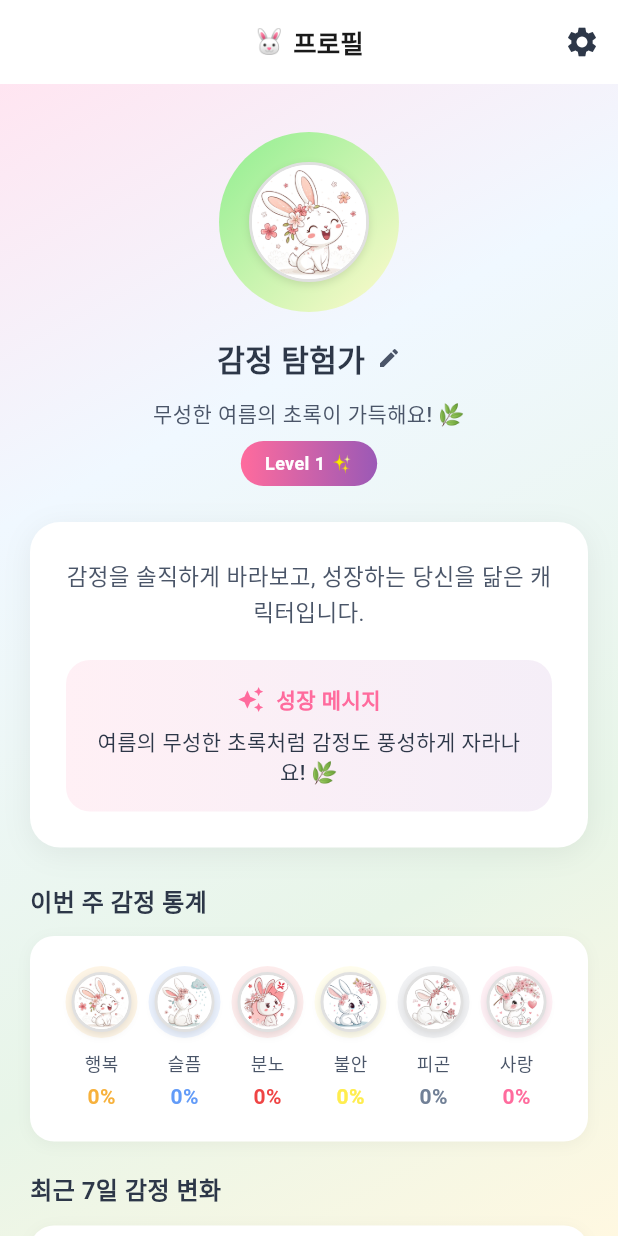
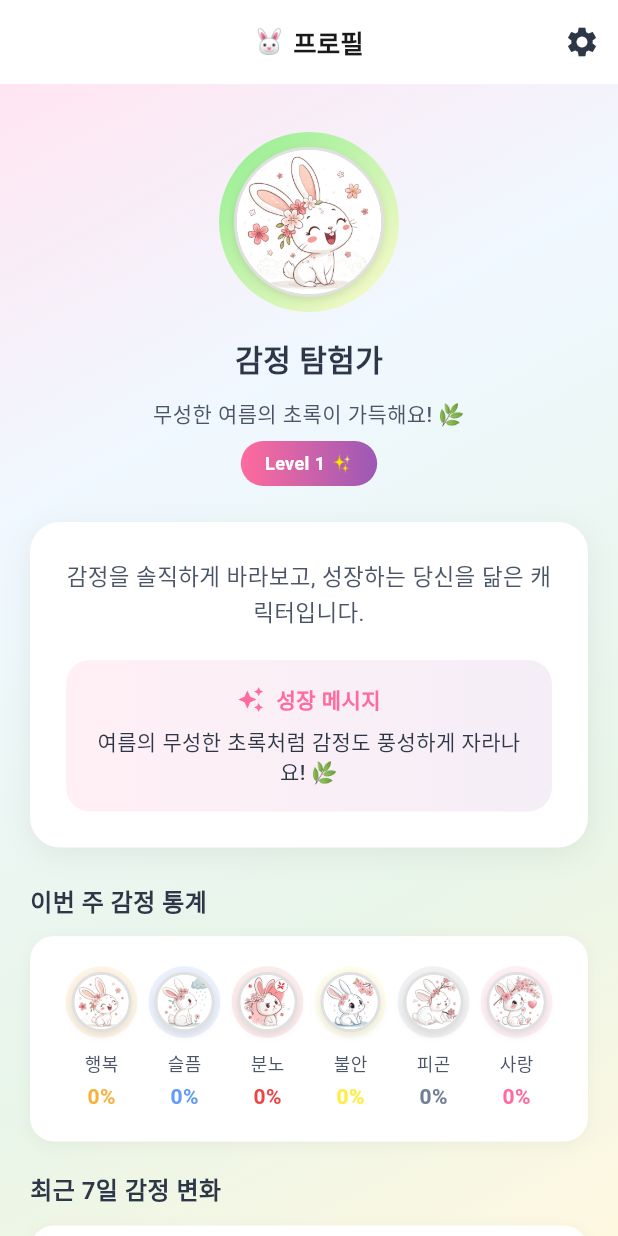
Before and after one commit to Codgm/Lifewisp, a Flutter app: the ProfileScreen screen opened by its route, on a phone screen of 412 x 824 dp. Run offline on Flutter 3.47's test engine with Material 3 defaults, Android fonts, the phone set to English and light mode, and no system bars; our stand-ins replace fl_chart, google_fonts, image_picker, shared_preferences; accounts and stored records are empty; Roboto replaces fonts that are missing (Jua).

Commit message:
Update profile_screen.dart

```diff
--- a/lib/screens/profile_screen.dart
+++ b/lib/screens/profile_screen.dart
@@ -1,6 +1,8 @@
 import 'package:flutter/material.dart';
 import 'package:google_fonts/google_fonts.dart';
 import '../models/emotion_record.dart';
+import '../providers/user_provider.dart';
+import '../providers/auth_provider.dart';
 import '../widgets/season_animation.dart';
 import '../utils/season_utils.dart';
 import '../widgets/rabbit_emoticon.dart';
@@ -20,12 +22,13 @@ class _ProfileScreenState extends State<ProfileScreen> {
   // 현재 레벨과 감정 상태
   RabbitEmotion currentEmotion = RabbitEmotion.happy;
 
-  String _userName = '감정 탐험가';
+
   String? _profileImageUrl;
 
   @override
   Widget build(BuildContext context) {
     final emotionProvider = Provider.of<EmotionProvider>(context);
+    final userProvider = Provider.of<UserProvider>(context);
     final records = emotionProvider.records ?? []; // null 체크 추가
     final isDark = Theme.of(context).brightness == Brightness.dark;
 
@@ -108,7 +111,7 @@ class _ProfileScreenState extends State<ProfileScreen> {
                         const SizedBox(height: 20),
 
                         // 수정된 프로필 섹션 - SeasonProfileWidget 대신 직접 구현
-                        _buildProfileSection(currentSeason),
+                        _buildProfileSection(currentSeason, userProvider),
 
                         const SizedBox(height: 12),
 
@@ -157,6 +160,10 @@ class _ProfileScreenState extends State<ProfileScreen> {
                         const SizedBox(height: 24),
                         _buildGrowthBadgesSection(),
                         const SizedBox(height: 20),
+
+                        // 로그아웃 버튼
+                        _buildLogoutButton(),
+                        const SizedBox(height: 20),
                       ],
                     ),
                   ),
@@ -170,15 +177,13 @@ class _ProfileScreenState extends State<ProfileScreen> {
   }
 
   // 새로운 프로필 섹션 - 닉네임 표시 포함
-  Widget _buildProfileSection(Season currentSeason) {
+  Widget _buildProfileSection(Season currentSeason, UserProvider userProvider) {
     final isDark = Theme.of(context).brightness == Brightness.dark;
 
     return Column(
       children: [
         // 프로필 이미지/캐릭터
-        GestureDetector(
-          onTap: _showProfileEditDialog,
-          child: Container(
+        Container(
             width: 120,
             height: 120,
             decoration: BoxDecoration(
@@ -194,42 +199,32 @@ class _ProfileScreenState extends State<ProfileScreen> {
                   ? ClipOval(
                 child: Image.network(
                   _profileImageUrl!,
-                  width: 100,
-                  height: 100,
+                  width: 120,
+                  height: 120,
                   fit: BoxFit.cover,
                 ),
               )
                   : RabbitEmoticon(
                 emotion: RabbitEmotion.happy,
-                size: 80,
+                size: 100,
               ),
             ),
           ),
-        ),
+
         const SizedBox(height: 16),
-
         // 닉네임 표시
-        GestureDetector(
-          onTap: _showProfileEditDialog,
-          child: Row(
+        Row(
           mainAxisAlignment: MainAxisAlignment.center,
           children: [
             Text(
-                _userName,
+              userProvider.userNickname ?? '감정 탐험가',
               style: GoogleFonts.jua(
                 fontSize: 20,
                 fontWeight: FontWeight.w600,
                 color: LifewispColorsExt.mainTextFor(context),
               ),
             ),
-              const SizedBox(width: 8),
-              Icon(
-                Icons.edit,
-                size: 16,
-                color: LifewispColorsExt.subTextFor(context),
-              ),
           ],
-          ),
         ),
       ],
     );
@@ -240,62 +235,7 @@ class _ProfileScreenState extends State<ProfileScreen> {
     return SeasonUtils.getSeasonColors(season, isDark);
   }
 
-  void _showProfileEditDialog() {
-    showDialog(
-      context: context,
-      builder: (context) {
-        String tempName = _userName;
-        return AlertDialog(
-          title: Text(
-            '프로필 편집',
-            style: GoogleFonts.jua(
-              fontSize: 18,
-              fontWeight: FontWeight.w600,
-            ),
-          ),
-          content: Column(
-            mainAxisSize: MainAxisSize.min,
-            children: [
-              TextField(
-                decoration: const InputDecoration(
-                  labelText: '닉네임',
-                  border: OutlineInputBorder(),
-                ),
-                controller: TextEditingController(text: tempName),
-                onChanged: (value) {
-                  tempName = value;
-                },
-              ),
-              const SizedBox(height: 16),
-              ElevatedButton.icon(
-                onPressed: () {
-                  // 프로필 이미지 선택 로직
-                  // 실제 구현에서는 image_picker 등을 사용
-                },
-                icon: const Icon(Icons.photo_camera),
-                label: const Text('프로필 사진 변경'),
-              ),
-            ],
-          ),
-          actions: [
-            TextButton(
-              onPressed: () => Navigator.pop(context),
-              child: const Text('취소'),
-            ),
-            ElevatedButton(
-              onPressed: () {
-                setState(() {
-                  _userName = tempName.isEmpty ? '감정 탐험가' : tempName;
-                });
-                Navigator.pop(context);
-              },
-              child: const Text('저장'),
-            ),
-          ],
-        );
-      },
-    );
-  }
+
 
 
 
@@ -725,4 +665,125 @@ class _ProfileScreenState extends State<ProfileScreen> {
         return RabbitEmotion.happy;
     }
   }
+
+  // 로그아웃 버튼
+  Widget _buildLogoutButton() {
+    final isDark = Theme.of(context).brightness == Brightness.dark;
+
+    return Container(
+      width: double.infinity,
+      height: 56,
+      decoration: BoxDecoration(
+        color: isDark ? LifewispColors.darkCardBg : Colors.white,
+        borderRadius: BorderRadius.circular(16),
+        border: Border.all(
+          color: (isDark ? LifewispColors.darkRed : Colors.red).withOpacity(0.3),
+          width: 1,
+        ),
+        boxShadow: [
+          BoxShadow(
+            color: Colors.black.withOpacity(isDark ? 0.2 : 0.05),
+            blurRadius: 10,
+            offset: const Offset(0, 2),
+          ),
+        ],
+      ),
+      child: TextButton(
+        onPressed: () => _showLogoutDialog(),
+        style: TextButton.styleFrom(
+          shape: RoundedRectangleBorder(
+            borderRadius: BorderRadius.circular(16),
+          ),
+        ),
+        child: Row(
+          mainAxisAlignment: MainAxisAlignment.center,
+          children: [
+            Icon(
+              Icons.logout,
+              color: isDark ? LifewispColors.darkRed : Colors.red,
+              size: 20,
+            ),
+            const SizedBox(width: 8),
+            Text(
+              '로그아웃',
+              style: GoogleFonts.jua(
+                fontSize: 16,
+                fontWeight: FontWeight.w600,
+                color: isDark ? LifewispColors.darkRed : Colors.red,
+              ),
+            ),
+          ],
+        ),
+      ),
+    );
   }
+
+  // 로그아웃 확인 다이얼로그
+  void _showLogoutDialog() {
+    showDialog(
+      context: context,
+      builder: (BuildContext context) {
+        return AlertDialog(
+          shape: RoundedRectangleBorder(
+            borderRadius: BorderRadius.circular(20),
+          ),
+          title: Row(
+            children: [
+              Icon(Icons.logout, color: Colors.red),
+              const SizedBox(width: 8),
+              Text('로그아웃'),
+            ],
+          ),
+          content: Text('정말 로그아웃하시겠습니까?'),
+          actions: [
+            TextButton(
+              onPressed: () => Navigator.of(context).pop(),
+              child: Text('취소'),
+            ),
+            TextButton(
+              onPressed: () async {
+                Navigator.of(context).pop();
+                await _handleLogout();
+              },
+              child: Text(
+                '로그아웃',
+                style: TextStyle(color: Colors.red),
+              ),
+            ),
+          ],
+        );
+      },
+    );
+  }
+
+  // 로그아웃 처리
+  Future<void> _handleLogout() async {
+    try {
+      final authProvider = Provider.of<AuthProvider>(context, listen: false);
+      await authProvider.signOut();
+
+      // 로그아웃 성공 시 로그인 화면으로 이동
+      Navigator.pushNamedAndRemoveUntil(
+        context,
+        '/login',
+        (route) => false,
+      );
+
+      ScaffoldMessenger.of(context).showSnackBar(
+        SnackBar(
+          content: Text('로그아웃되었습니다.'),
+          backgroundColor: Colors.green,
+          duration: Duration(seconds: 2),
+        ),
+      );
+    } catch (e) {
+      ScaffoldMessenger.of(context).showSnackBar(
+        SnackBar(
+          content: Text('로그아웃 중 오류가 발생했습니다: $e'),
+          backgroundColor: Colors.red,
+          duration: Duration(seconds: 3),
+        ),
+      );
+    }
+  }
+}
```
Lines whose indentation alone changed are shown as unchanged.
